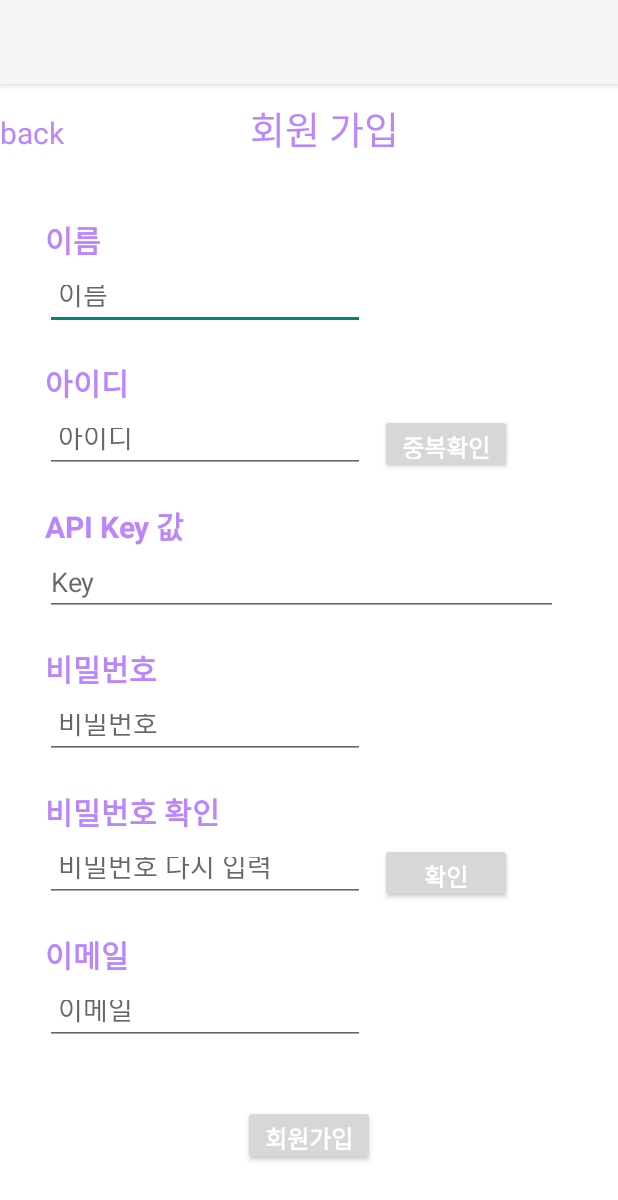
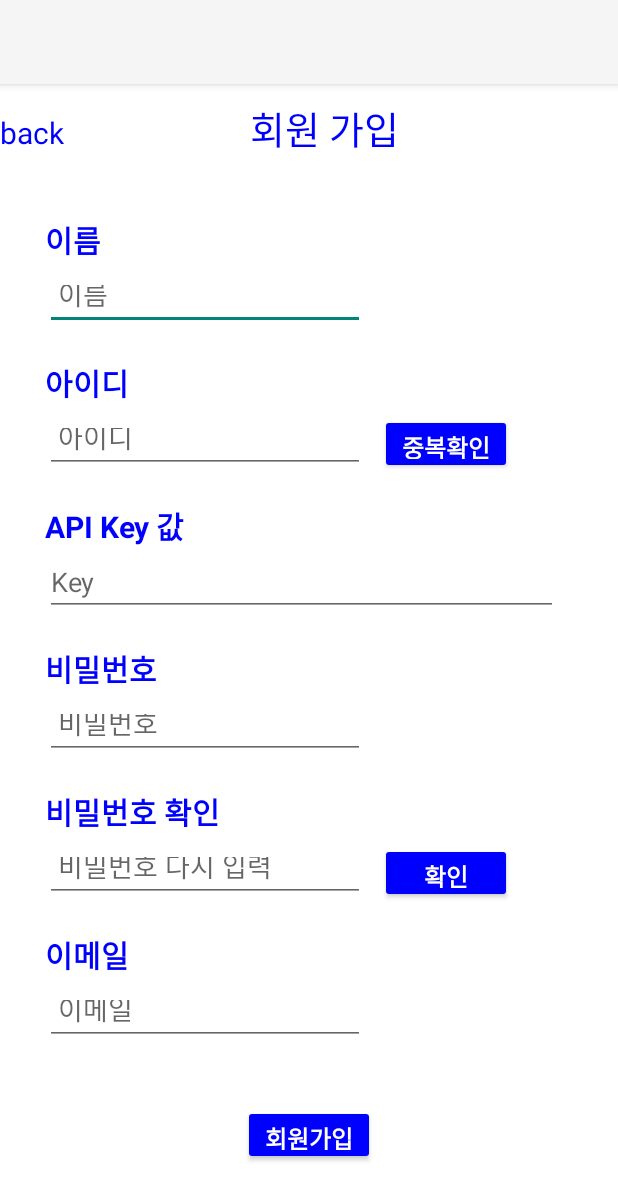
Before and after one commit to Lee-JoungHyun/BATS, an Android app: the SignUp screen opened directly, with no data from a screen before it, on a phone screen of 412 x 824 dp. Shown: the top 1200 px of the screen. Run offline under Robolectric (Android 15) with nearby library versions, the phone set to English and light mode, and no system bars.

Commit message:
2nd init

```diff
--- a/Bats/app/src/main/res/layout/activity_main.xml
+++ b/Bats/app/src/main/res/layout/activity_main.xml
@@ -38,12 +38,14 @@
         android:layout_width="120dp"
         android:layout_height="50dp"
         android:layout_gravity="center"
+        android:backgroundTint="#0000FF"
         android:text="로그인"></Button>
     <Button
         android:id="@+id/btn_signup"
         android:layout_width="120dp"
         android:layout_height="50dp"
         android:layout_gravity="center"
+        android:backgroundTint="#0000FF"
         android:text="회원가입"></Button>
 
     <Button
@@ -51,8 +53,8 @@
         android:layout_width="200dp"
         android:layout_height="40dp"
         android:layout_gravity="center"
-        android:background="#FFFFFF"
         android:text="아이디/ 비밀번호 찾기"
+        android:backgroundTint="#FFFFFF"
         android:textColor="#000000"></Button>
 
 </LinearLayout>
--- a/Bats/app/src/main/res/layout/signup.xml
+++ b/Bats/app/src/main/res/layout/signup.xml
@@ -25,7 +25,7 @@
                 android:layout_height="wrap_content"
                 android:layout_weight="1.7"
                 android:text="back"
-                android:textColor="@color/purple_200"
+                android:textColor="#0000FF"
                 android:textSize="20dp" />
 
             <TextView
@@ -35,7 +35,7 @@
                 android:layout_marginBottom="20dp"
                 android:layout_weight="2"
                 android:text="회원 가입"
-                android:textColor="@color/purple_200"
+                android:textColor="#0000FF"
                 android:textSize="25dp" />
         </LinearLayout>
 
@@ -57,7 +57,7 @@
                     android:layout_height="wrap_content"
                     android:layout_marginBottom="5dp"
                     android:text="이름"
-                    android:textColor="@color/purple_200"
+                    android:textColor="#0000FF"
                     android:textSize="20dp"
                     android:textStyle="bold"
                     />
@@ -78,7 +78,7 @@
                     android:layout_height="wrap_content"
                     android:layout_marginBottom="5dp"
                     android:text="아이디"
-                    android:textColor="@color/purple_200"
+                    android:textColor="#0000FF"
                     android:textSize="20dp"
                     android:textStyle="bold" />
 
@@ -103,6 +103,7 @@
                     android:layout_height="40dp"
                     android:layout_marginLeft="10dp"
                     android:text="중복확인"
+                    android:backgroundTint="#0000FF"
                     android:textColor="@color/white"
                     android:textSize="16sp"
                     android:textStyle="bold" />
@@ -114,7 +115,7 @@
                     android:layout_height="wrap_content"
                     android:layout_marginBottom="5dp"
                     android:text="API Key 값"
-                    android:textColor="@color/purple_200"
+                    android:textColor="#0000FF"
                     android:textSize="20dp"
                     android:textStyle="bold" />
 
@@ -142,7 +143,7 @@
                 android:layout_height="wrap_content"
                 android:layout_marginBottom="5dp"
                 android:text="비밀번호"
-                android:textColor="@color/purple_200"
+                android:textColor="#0000FF"
                 android:textSize="20dp"
                 android:textStyle="bold" />
 
@@ -163,7 +164,7 @@
                 android:layout_height="wrap_content"
                 android:layout_marginBottom="5dp"
                 android:text="비밀번호 확인"
-                android:textColor="@color/purple_200"
+                android:textColor="#0000FF"
                 android:textSize="20dp"
                 android:textStyle="bold" />
 
@@ -188,6 +189,7 @@
                 android:layout_height="40dp"
                 android:layout_marginLeft="10dp"
                 android:text="확인"
+                android:backgroundTint="#0000FF"
                 android:textColor="@color/white"
                 android:textSize="16sp"
                 android:textStyle="bold" />
@@ -200,7 +202,7 @@
             android:layout_height="wrap_content"
             android:layout_marginBottom="5dp"
             android:text="이메일"
-            android:textColor="@color/purple_200"
+            android:textColor="#0000FF"
             android:textSize="20dp"
             android:textStyle="bold" />
 
@@ -221,6 +223,7 @@
                 android:layout_marginTop="20dp"
                 android:layout_gravity="center"
                 android:text="회원가입"
+                android:backgroundTint="#0000FF"
                 android:textColor="@color/white"
                 android:textSize="16sp"
                 android:textStyle="bold" />
--- a/Bats/settings.gradle
+++ b/Bats/settings.gradle
@@ -5,8 +5,8 @@ pluginManagement {
         mavenCentral()
     }
     plugins {
-        id 'com.android.application' version '7.1.0-alpha11'
-        id 'com.android.library' version '7.1.0-alpha11'
+        id 'com.android.application' version '7.1.3'
+        id 'com.android.library' version '7.1.3'
     }
 }
 dependencyResolutionManagement {
```
